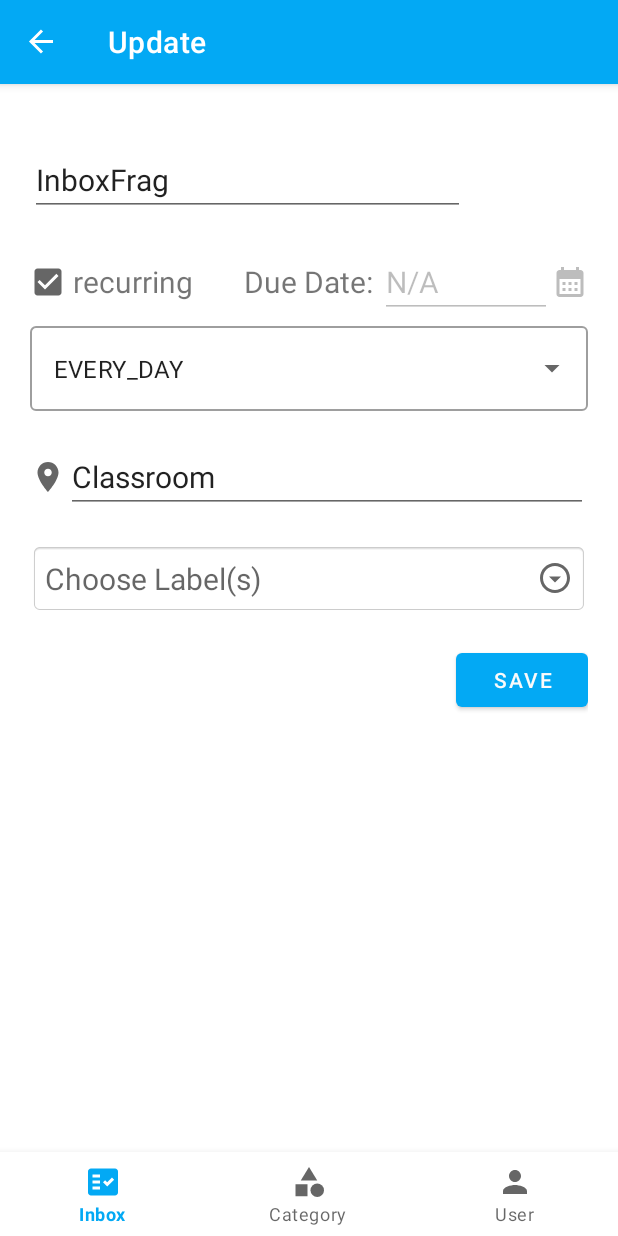
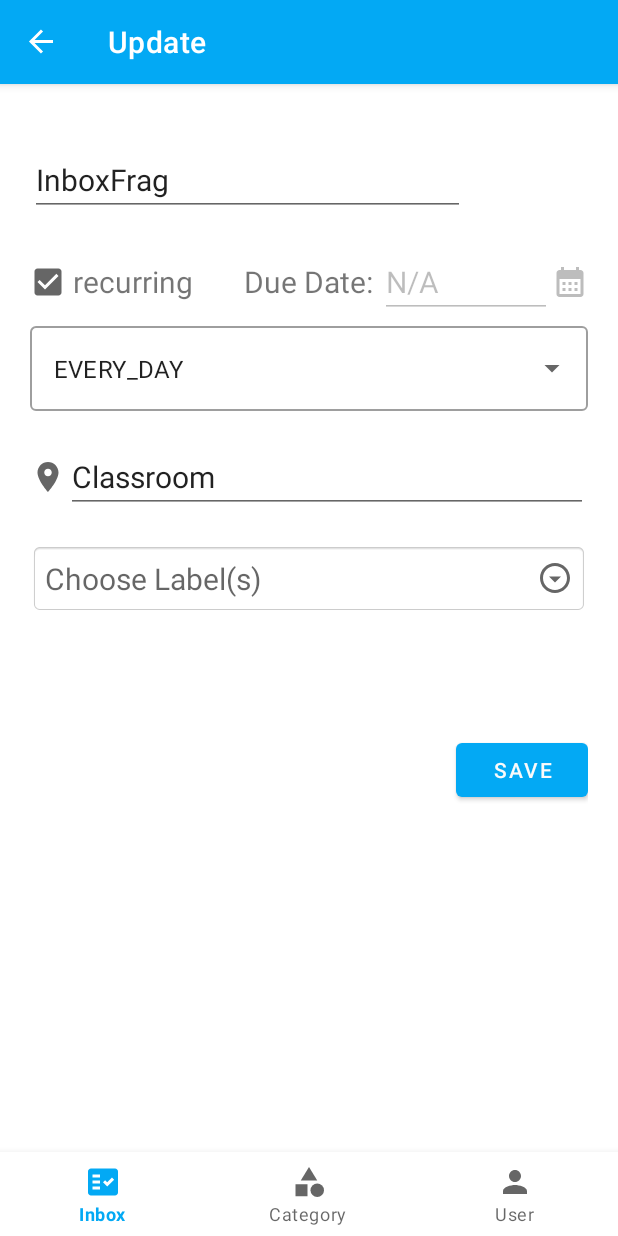
Before and after one commit to zhuy9/AutoChecklist, an Android app: the InboxFragment screen opened through its navigation route, after a tap on an icon or button, on a phone screen of 412 x 824 dp. Run offline under Robolectric (Android 15) with nearby library versions, the phone set to English and light mode, and no system bars; our stand-ins replace Firebase (no records; nobody signed in at launch, a user with empty details on screens opened directly), navigation-ui; libraries missing offline, so code that uses them is left out: com.firebase.ui; 2 other taps on this screen came first.

Commit message:
changed to a new recycler view for label select instead of a pop up fragment; sort the files into folders

```diff
--- a/app/src/main/java/edu/rosehulman/automaticchecklist/Helpers.kt
+++ b/app/src/main/java/edu/rosehulman/automaticchecklist/Helpers.kt
@@ -1,5 +1,6 @@
 package edu.rosehulman.automaticchecklist
 
+import edu.rosehulman.automaticchecklist.models.Label
 import java.time.Instant
 import java.time.LocalDateTime
 import java.time.ZoneId
--- a/app/src/main/java/edu/rosehulman/automaticchecklist/MainActivity.kt
+++ b/app/src/main/java/edu/rosehulman/automaticchecklist/MainActivity.kt
@@ -16,7 +16,7 @@ import com.google.firebase.auth.FirebaseAuth
 import com.google.firebase.auth.ktx.auth
 import com.google.firebase.ktx.Firebase
 import edu.rosehulman.automaticchecklist.databinding.ActivityMainBinding
-import edu.rosehulman.automaticchecklist.ui.UserViewModel
+import edu.rosehulman.automaticchecklist.models.UserViewModel
 
 class MainActivity : AppCompatActivity() {
 
@@ -100,11 +100,9 @@ class MainActivity : AppCompatActivity() {
                         }
                     } else {
                         navController.navigate(R.id.navigation_user_edit)
-
                     }
                 }
             }
-
         }
     }
 }
--- a/app/src/main/java/edu/rosehulman/automaticchecklist/ui/EntriesViewModel.kt
+++ b/app/src/main/java/edu/rosehulman/automaticchecklist/models/EntriesViewModel.kt
@@ -1,7 +1,6 @@
-package edu.rosehulman.automaticchecklist.ui
+package edu.rosehulman.automaticchecklist.models
 
 import androidx.lifecycle.ViewModel
-import edu.rosehulman.automaticchecklist.Entry
 import kotlin.random.Random
 
 class EntriesViewModel : ViewModel() {
--- a/app/src/main/java/edu/rosehulman/automaticchecklist/Entry.kt
+++ b/app/src/main/java/edu/rosehulman/automaticchecklist/models/Entry.kt
@@ -1,4 +1,7 @@
-package edu.rosehulman.automaticchecklist
+package edu.rosehulman.automaticchecklist.models
+
+import edu.rosehulman.automaticchecklist.Frequency
+import edu.rosehulman.automaticchecklist.R
 
 data class Entry(
     var content: String = "",
--- a/app/src/main/java/edu/rosehulman/automaticchecklist/Label.kt
+++ b/app/src/main/java/edu/rosehulman/automaticchecklist/models/Label.kt
@@ -1,4 +1,6 @@
-package edu.rosehulman.automaticchecklist;
+package edu.rosehulman.automaticchecklist.models;
+
+import edu.rosehulman.automaticchecklist.R
 
 data class Label(var name: String = "label") {
     companion object {
@@ -6,6 +8,5 @@ data class Label(var name: String = "label") {
         const val LABEL_DUE = R.drawable.ic_baseline_calendar_month_24
         const val LABEL_RECURRING = R.drawable.ic_baseline_repeat_24
         const val LABEL_CUSTOMIZED = R.drawable.ic_baseline_label_important_24
-
     }
 }
--- a/app/src/main/java/edu/rosehulman/automaticchecklist/ui/User.kt
+++ b/app/src/main/java/edu/rosehulman/automaticchecklist/models/User.kt
@@ -1,8 +1,6 @@
-package edu.rosehulman.automaticchecklist.ui
+package edu.rosehulman.automaticchecklist.models
 
-import edu.rosehulman.automaticchecklist.Helpers
 import edu.rosehulman.automaticchecklist.Helpers.defaultLabelStrings
-import edu.rosehulman.automaticchecklist.Label
 
 data class User(
     var name: String = "",
--- a/app/src/main/java/edu/rosehulman/automaticchecklist/ui/UserViewModel.kt
+++ b/app/src/main/java/edu/rosehulman/automaticchecklist/models/UserViewModel.kt
@@ -1,4 +1,4 @@
-package edu.rosehulman.automaticchecklist.ui
+package edu.rosehulman.automaticchecklist.models
 
 import android.util.Log
 import androidx.lifecycle.ViewModel
--- a/app/src/main/java/edu/rosehulman/automaticchecklist/ui/InboxFragment.kt
+++ b/app/src/main/java/edu/rosehulman/automaticchecklist/ui/InboxFragment.kt
@@ -7,8 +7,8 @@ import android.view.ViewGroup
 import androidx.fragment.app.Fragment
 import androidx.recyclerview.widget.DividerItemDecoration
 import androidx.recyclerview.widget.LinearLayoutManager
-import edu.rosehulman.automaticchecklist.Entry
-import edu.rosehulman.automaticchecklist.EntryAdapter
+import edu.rosehulman.automaticchecklist.models.Entry
+import edu.rosehulman.automaticchecklist.adapters.EntryAdapter
 import edu.rosehulman.automaticchecklist.Frequency
 import edu.rosehulman.automaticchecklist.databinding.FragmentInboxBinding
 
--- a/app/src/main/java/edu/rosehulman/automaticchecklist/ui/UserEditFragment.kt
+++ b/app/src/main/java/edu/rosehulman/automaticchecklist/ui/UserEditFragment.kt
@@ -11,6 +11,7 @@ import androidx.navigation.fragment.findNavController
 import edu.rosehulman.automaticchecklist.Helpers
 import edu.rosehulman.automaticchecklist.R
 import edu.rosehulman.automaticchecklist.databinding.FragmentUserEditBinding
+import edu.rosehulman.automaticchecklist.models.UserViewModel
 
 
 class UserEditFragment : Fragment() {
--- a/app/src/main/java/edu/rosehulman/automaticchecklist/ui/UserFragment.kt
+++ b/app/src/main/java/edu/rosehulman/automaticchecklist/ui/UserFragment.kt
@@ -5,9 +5,7 @@ import android.util.Log
 import android.view.LayoutInflater
 import android.view.View
 import android.view.ViewGroup
-import android.widget.TextView
 import androidx.fragment.app.Fragment
-import androidx.lifecycle.Observer
 import androidx.lifecycle.ViewModelProvider
 import androidx.navigation.fragment.findNavController
 import com.google.firebase.auth.ktx.auth
@@ -15,7 +13,7 @@ import com.google.firebase.ktx.Firebase
 import edu.rosehulman.automaticchecklist.Helpers
 import edu.rosehulman.automaticchecklist.R
 import edu.rosehulman.automaticchecklist.databinding.FragmentUserBinding
-import edu.rosehulman.automaticchecklist.ui.notifications.NotificationsViewModel
+import edu.rosehulman.automaticchecklist.models.UserViewModel
 
 
 class UserFragment : Fragment() {
--- a/app/src/main/res/layout/fragment_entry_edit.xml
+++ b/app/src/main/res/layout/fragment_entry_edit.xml
@@ -78,8 +78,8 @@
     </RelativeLayout>
 
     <com.google.android.material.textfield.TextInputLayout
+        android:id="@+id/entry_edit_frequency"
         style="@style/Widget.MaterialComponents.TextInputLayout.OutlinedBox.ExposedDropdownMenu"
-        android:id="@+id/entry_edit_frequency"
         android:layout_width="match_parent"
         android:layout_height="wrap_content"
         app:layout_constraintLeft_toLeftOf="parent"
@@ -129,6 +129,43 @@
         app:drawableRightCompat="@drawable/ic_outline_arrow_drop_down_circle_24" />
 
     <RelativeLayout
+        android:id="@+id/entry_edit_label_selections_create"
+        android:layout_width="wrap_content"
+        android:layout_height="wrap_content"
+        android:layout_margin="30sp">
+
+        <RelativeLayout
+            android:id="@+id/entry_edit_label_create"
+            android:layout_width="wrap_content"
+            android:visibility="gone"
+            android:layout_height="wrap_content">
+
+            <EditText
+                android:id="@+id/entry_edit_label_new_input"
+                android:layout_width="match_parent"
+                android:layout_height="wrap_content"
+                android:layout_alignParentStart="true"
+                android:layout_toStartOf="@id/entry_edit_label_confirm_button"
+                android:hint="Create a new label"
+                android:importantForAutofill="no"
+                android:inputType="text" />
+
+            <Button
+                android:id="@+id/entry_edit_label_confirm_button"
+                android:layout_width="wrap_content"
+                android:layout_height="wrap_content"
+                android:layout_alignParentEnd="true"
+                android:text="CREATE" />
+        </RelativeLayout>
+
+        <androidx.recyclerview.widget.RecyclerView
+            android:id="@+id/entry_edit_label_recycler_view"
+            android:layout_below="@id/entry_edit_label_create"
+            android:layout_width="match_parent"
+            android:layout_height="wrap_content" />
+    </RelativeLayout>
+
+    <RelativeLayout
         android:layout_width="match_parent"
         android:layout_height="wrap_content"
         android:layout_marginTop="20sp">
@@ -136,8 +173,8 @@
         <Button
             android:id="@+id/entry_edit_save_button"
             android:layout_width="wrap_content"
+            android:layout_height="wrap_content"
             android:layout_alignParentEnd="true"
-            android:layout_height="wrap_content"
             android:text="SAVE" />
 
     </RelativeLayout>
--- a/app/src/main/res/navigation/mobile_navigation.xml
+++ b/app/src/main/res/navigation/mobile_navigation.xml
@@ -13,13 +13,13 @@
 
     <fragment
         android:id="@+id/navigation_create"
-        android:name="edu.rosehulman.automaticchecklist.EntryEditFragment"
+        android:name="edu.rosehulman.automaticchecklist.ui.EntryEditFragment"
         android:label="@string/create"
         tools:layout="@layout/fragment_entry_edit" />
 
     <fragment
         android:id="@+id/navigation_update"
-        android:name="edu.rosehulman.automaticchecklist.EntryEditFragment"
+        android:name="edu.rosehulman.automaticchecklist.ui.EntryEditFragment"
         android:label="@string/update"
         tools:layout="@layout/fragment_entry_edit" />
 
```
Also changed, not shown: app/src/main/java/edu/rosehulman/automaticchecklist/adapters/EntryAdapter.kt (renamed from app/src/main/java/edu/rosehulman/automaticchecklist/EntryAdapter.kt, +7 -6 lines), app/src/main/java/edu/rosehulman/automaticchecklist/adapters/LabelAdapter.kt (renamed from app/src/main/java/edu/rosehulman/automaticchecklist/LabelAdapter.kt, +7 -4 lines), app/src/main/java/edu/rosehulman/automaticchecklist/adapters/LabelSelectAdapter.kt (added, +59 -0 lines), app/src/main/java/edu/rosehulman/automaticchecklist/ui/EntryEditFragment.kt (renamed from app/src/main/java/edu/rosehulman/automaticchecklist/EntryEditFragment.kt, +14 -5 lines), app/src/main/java/edu/rosehulman/automaticchecklist/ui/MultipleSelectPopUpFragment.kt (renamed from app/src/main/java/edu/rosehulman/automaticchecklist/MultipleSelectPopUpFragment.kt, +4 -6 lines), app/src/main/res/drawable/ic_baseline_cancel_24.xml (added, +10 -0 lines), app/src/main/res/layout/row_checkbox_remove.xml (added, +28 -0 lines).
